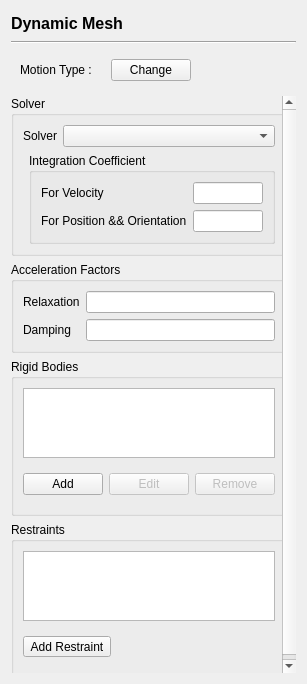
First picture: the form in baramFlow/view/setup/dynamic_mesh/dynamic_mesh_page.ui, repository xupeiwust/baram, before the edit.
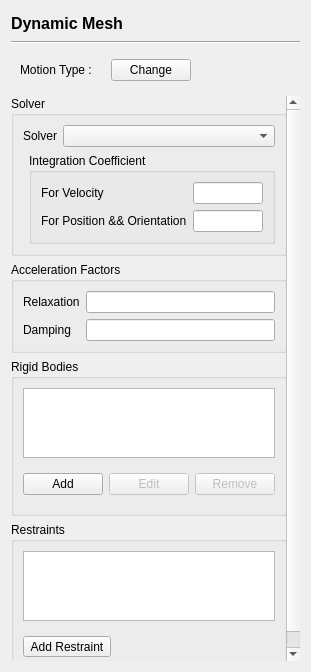
Second picture: the form after the edit. Custom widgets are drawn as their Qt base class.

Commit message: ListWidget that adjusts its height on contents

Diff of the .ui file:
```diff
--- a/baramFlow/view/setup/dynamic_mesh/dynamic_mesh_page.ui
+++ b/baramFlow/view/setup/dynamic_mesh/dynamic_mesh_page.ui
@@ -6,8 +6,8 @@
    <rect>
     <x>0</x>
     <y>0</y>
-    <width>307</width>
-    <height>684</height>
+    <width>311</width>
+    <height>672</height>
    </rect>
   </property>
   <property name="windowTitle">
@@ -244,8 +244,8 @@
            <rect>
             <x>0</x>
             <y>0</y>
-            <width>289</width>
-            <height>579</height>
+            <width>293</width>
+            <height>567</height>
            </rect>
           </property>
           <layout class="QVBoxLayout" name="rbdScrollLayout" stretch="0,0,0,0">
@@ -569,6 +569,11 @@
    <extends>QComboBox</extends>
    <header location="global">widgets.python_combo_box</header>
   </customwidget>
+  <customwidget>
+   <class>ContentSizedListWidget</class>
+   <extends>QListWidget</extends>
+   <header location="global">widgets.content_sized_list_widget</header>
+  </customwidget>
  </customwidgets>
  <resources/>
  <connections/>
```
Left out of the diff: 4 changed lines with no effect on the pictures. The commit also changes 1 other file.
